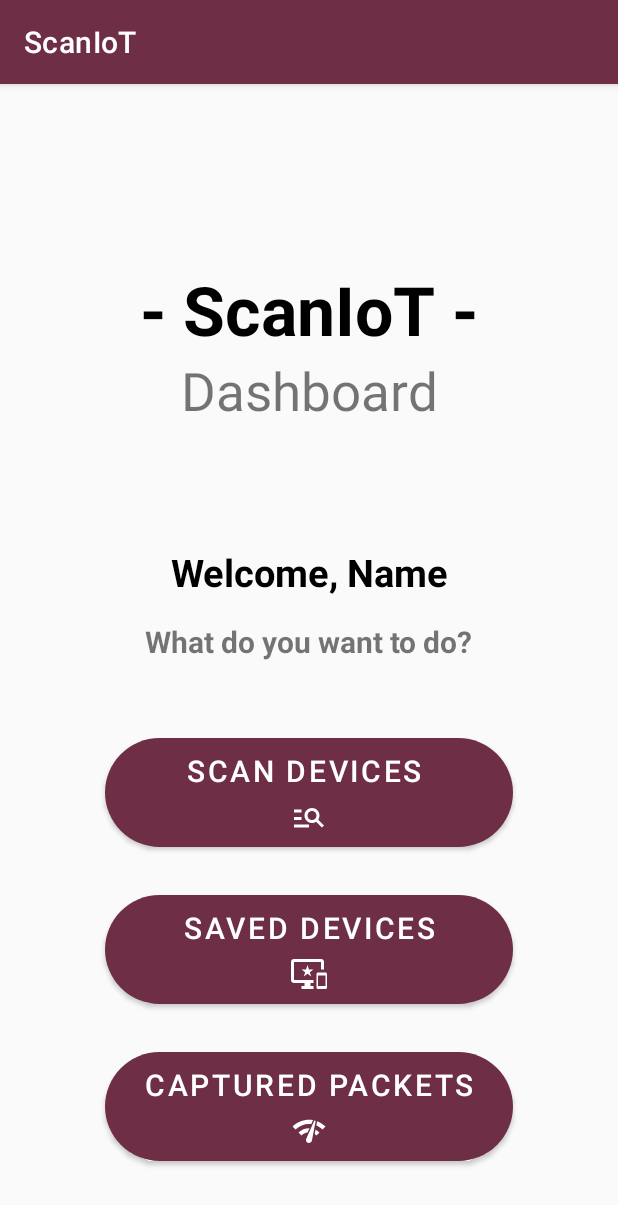
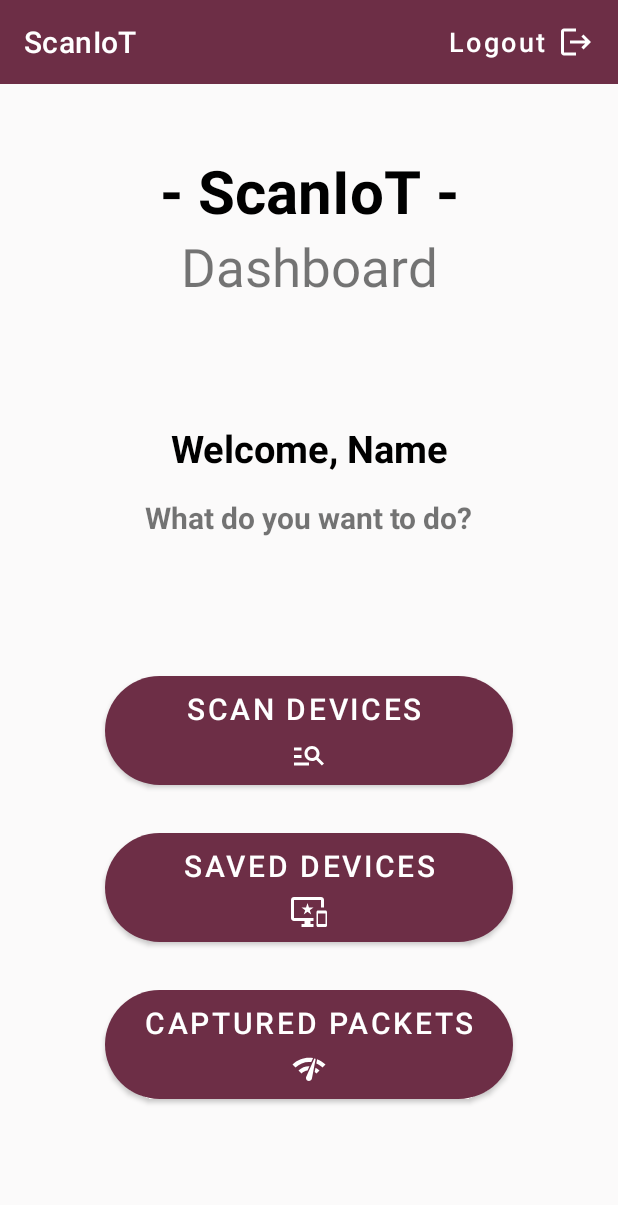
Before and after one commit to brendaschussler/scan_iot_android, an Android app: the screen it shows after launch once a user with an empty profile is signed in (DashboardScreenActivity), on a phone screen of 412 x 824 dp. Shown: the top 1205 px of the screen. Run offline under Robolectric (Android 15) with nearby library versions, the phone set to English and light mode, and no system bars; our stand-ins replace Firebase (no records; nobody signed in at launch, a user with empty details on screens opened directly).

Commit message:
implemented logout logic and toolbar

```diff
--- a/app/src/main/java/com/example/scaniot/DashboardScreenActivity.kt
+++ b/app/src/main/java/com/example/scaniot/DashboardScreenActivity.kt
@@ -1,11 +1,18 @@
 package com.example.scaniot
 
+import android.app.AlertDialog
+import android.content.Intent
 import android.os.Bundle
+import android.view.Menu
+import android.view.MenuInflater
+import android.view.MenuItem
 import androidx.activity.enableEdgeToEdge
 import androidx.appcompat.app.AppCompatActivity
+import androidx.core.view.MenuProvider
 import androidx.core.view.ViewCompat
 import androidx.core.view.WindowInsetsCompat
 import com.example.scaniot.databinding.ActivityDashboardScreenBinding
+import com.google.firebase.auth.FirebaseAuth
 
 class DashboardScreenActivity : AppCompatActivity() {
 
@@ -13,10 +20,18 @@ class DashboardScreenActivity : AppCompatActivity() {
         ActivityDashboardScreenBinding.inflate( layoutInflater )
     }
 
+    private val firebaseAuth by lazy {
+        FirebaseAuth.getInstance()
+    }
+
+
+
     override fun onCreate(savedInstanceState: Bundle?) {
         super.onCreate(savedInstanceState)
         enableEdgeToEdge()
         setContentView( binding.root )
+
+        initializeToolbar()
 
         ViewCompat.setOnApplyWindowInsetsListener(findViewById(R.id.main)) { v, insets ->
             val systemBars = insets.getInsets(WindowInsetsCompat.Type.systemBars())
@@ -25,4 +40,52 @@ class DashboardScreenActivity : AppCompatActivity() {
         }
     }
 
+    private fun initializeToolbar() {
+        val toolbar = binding.includeToolbarMain.tbMain
+        setSupportActionBar( toolbar )
+        supportActionBar?.apply {
+            title = "ScanIoT"
+        }
+
+        binding.btnLogout.setOnClickListener {
+            logoutUser()
+        }
+
+/*        addMenuProvider(
+            object : MenuProvider {
+                override fun onCreateMenu(menu: Menu, menuInflater: MenuInflater) {
+                    menuInflater.inflate(R.menu.menu_main, menu)
+                }
+
+                override fun onMenuItemSelected(menuItem: MenuItem): Boolean {
+                    when(menuItem.itemId){
+                        R.id.logout_item -> {
+                            logoutUser()
+                        }
+                    }
+                    return true
+                }
+
+            }
+        )*/
+    }
+
+    private fun logoutUser() {
+
+        AlertDialog.Builder(this)
+            .setTitle("Logout")
+            .setMessage("Are you sure you want to log out")
+            .setNegativeButton("Cancel"){dialog, position -> }
+            .setPositiveButton("Yes"){dialog, position ->
+                firebaseAuth.signOut()
+                startActivity(
+                    Intent(applicationContext, LoginActivity::class.java)
+                )
+            }
+            .create()
+            .show()
+
+
+    }
+
 }
--- /dev/null
+++ b/app/src/main/res/drawable/black_logout_24.xml
@@ -0,0 +1,5 @@
+<vector xmlns:android="http://schemas.android.com/apk/res/android" android:autoMirrored="true" android:height="24dp" android:tint="#000000" android:viewportHeight="24" android:viewportWidth="24" android:width="24dp">
+
+    <path android:fillColor="@android:color/white" android:pathData="M17,7l-1.41,1.41L18.17,11H8v2h10.17l-2.58,2.58L17,17l5,-5zM4,5h8V3H4c-1.1,0 -2,0.9 -2,2v14c0,1.1 0.9,2 2,2h8v-2H4V5z"/>
+
+</vector>
--- /dev/null
+++ b/app/src/main/res/drawable/logout_24.xml
@@ -0,0 +1,5 @@
+<vector xmlns:android="http://schemas.android.com/apk/res/android" android:autoMirrored="true" android:height="24dp" android:tint="#FFFFFF" android:viewportHeight="24" android:viewportWidth="24" android:width="24dp">
+
+    <path android:fillColor="@android:color/white" android:pathData="M17,7l-1.41,1.41L18.17,11H8v2h10.17l-2.58,2.58L17,17l5,-5zM4,5h8V3H4c-1.1,0 -2,0.9 -2,2v14c0,1.1 0.9,2 2,2h8v-2H4V5z"/>
+
+</vector>
--- a/app/src/main/res/layout/activity_dashboard_screen.xml
+++ b/app/src/main/res/layout/activity_dashboard_screen.xml
@@ -16,7 +16,7 @@
         app:layout_constraintEnd_toEndOf="parent"
         app:layout_constraintHorizontal_bias="0.5"
         app:layout_constraintStart_toStartOf="parent"
-        app:layout_constraintTop_toBottomOf="@+id/TextScaniot" />
+        app:layout_constraintTop_toBottomOf="@+id/textView2" />
 
     <TextView
         android:id="@+id/textWelcome"
@@ -118,17 +118,41 @@
         app:layout_constraintStart_toStartOf="parent"
         app:layout_constraintTop_toBottomOf="@+id/btnSavedDevices" />
 
-    <TextView
-        android:id="@+id/TextScaniot"
+    <Button
+        android:id="@+id/btnLogout"
         android:layout_width="wrap_content"
         android:layout_height="wrap_content"
-        android:layout_marginTop="120dp"
+        android:layout_marginTop="4dp"
+        android:background="#00FFFFFF"
+        android:drawableEnd="@drawable/logout_24"
+        android:text="Logout"
+        android:textAllCaps="false"
+        android:textSize="18sp"
+        app:layout_constraintEnd_toEndOf="parent"
+        app:layout_constraintTop_toTopOf="parent" />
+
+    <TextView
+        android:id="@+id/textView2"
+        android:layout_width="wrap_content"
+        android:layout_height="wrap_content"
+        android:layout_marginTop="100dp"
         android:text="- ScanIoT -"
         android:textColor="@color/black"
-        android:textSize="45sp"
+        android:textSize="40sp"
         android:textStyle="bold"
         app:layout_constraintEnd_toEndOf="parent"
         app:layout_constraintHorizontal_bias="0.5"
         app:layout_constraintStart_toStartOf="parent"
         app:layout_constraintTop_toTopOf="parent" />
+
+    <include
+        android:id="@+id/includeToolbarMain"
+        layout="@layout/toolbar_main"
+        android:layout_width="0dp"
+        android:layout_height="wrap_content"
+        app:layout_constraintEnd_toEndOf="parent"
+        app:layout_constraintHorizontal_bias="0.5"
+        app:layout_constraintStart_toStartOf="parent"
+        app:layout_constraintTop_toTopOf="parent" />
+
 </androidx.constraintlayout.widget.ConstraintLayout>
--- a/app/src/main/res/layout/activity_login.xml
+++ b/app/src/main/res/layout/activity_login.xml
@@ -16,6 +16,7 @@
         android:layout_marginStart="20dp"
         android:layout_marginTop="28dp"
         android:layout_marginEnd="20dp"
+        app:boxCornerRadiusBottomEnd="50dp"
         app:layout_constraintEnd_toEndOf="parent"
         app:layout_constraintHorizontal_bias="0.5"
         app:layout_constraintStart_toStartOf="parent"
@@ -31,6 +32,7 @@
             android:hint="E-mail"
             android:inputType="text|textEmailAddress"
             android:padding="20dp"
+            android:shadowRadius="20"
             android:textSize="18sp" />
     </com.google.android.material.textfield.TextInputLayout>
 
--- /dev/null
+++ b/app/src/main/res/layout/toolbar_main.xml
@@ -0,0 +1,21 @@
+<?xml version="1.0" encoding="utf-8"?>
+<androidx.constraintlayout.widget.ConstraintLayout xmlns:android="http://schemas.android.com/apk/res/android"
+    xmlns:app="http://schemas.android.com/apk/res-auto"
+    xmlns:tools="http://schemas.android.com/tools"
+    android:layout_width="match_parent"
+    android:layout_height="match_parent">
+
+    <com.google.android.material.appbar.MaterialToolbar
+        android:id="@+id/tbMain"
+        android:layout_width="0dp"
+        android:layout_height="wrap_content"
+        android:background="?attr/colorPrimary"
+        android:minHeight="?attr/actionBarSize"
+        android:theme="?attr/actionBarTheme"
+        app:layout_constraintEnd_toEndOf="parent"
+        app:layout_constraintHorizontal_bias="0.5"
+        app:layout_constraintStart_toStartOf="parent"
+        app:layout_constraintTop_toTopOf="parent"
+        app:subtitleTextColor="@color/white"
+        app:titleTextColor="@color/white" />
+</androidx.constraintlayout.widget.ConstraintLayout>
--- /dev/null
+++ b/app/src/main/res/menu/menu_main.xml
@@ -0,0 +1,11 @@
+<?xml version="1.0" encoding="utf-8"?>
+<menu xmlns:app="http://schemas.android.com/apk/res-auto"
+    xmlns:android="http://schemas.android.com/apk/res/android">
+
+    <item
+        android:id="@+id/logout_item"
+        android:enabled="false"
+        android:icon="@drawable/black_logout_24"
+        android:title="Logout"
+        app:showAsAction="withText" />
+</menu>
--- a/app/src/main/res/values-night/themes.xml
+++ b/app/src/main/res/values-night/themes.xml
@@ -1,6 +1,6 @@
 <resources xmlns:tools="http://schemas.android.com/tools">
     <!-- Base application theme. -->
-    <style name="Base.Theme.ScanIoT" parent="Theme.MaterialComponents.DayNight.DarkActionBar">
+    <style name="Base.Theme.ScanIoT" parent="Theme.MaterialComponents.DayNight.NoActionBar">
         <!-- Customize your dark theme here. -->
         <item name="colorPrimary">@color/primary</item>
         <item name="colorPrimaryVariant">@color/primaryVariant</item>
--- a/app/src/main/res/values/themes.xml
+++ b/app/src/main/res/values/themes.xml
@@ -1,6 +1,6 @@
 <resources xmlns:tools="http://schemas.android.com/tools">
     <!-- Base application theme. -->
-    <style name="Base.Theme.ScanIoT" parent="Theme.MaterialComponents.DayNight.DarkActionBar">
+    <style name="Base.Theme.ScanIoT" parent="Theme.MaterialComponents.DayNight.NoActionBar">
         <!-- Customize your light theme here. -->
         <item name="colorPrimary">@color/primary</item>
         <item name="colorPrimaryVariant">@color/primaryVariant</item>
@@ -12,8 +12,17 @@
 
         <item name="android:statusBarColor">@color/statusBarColor</item>
         <item name="android:windowBackground">@color/background</item>
+        <item name="actionOverflowButtonStyle">
+            @style/ActionOverflowButton
+        </item>
 
     </style>
 
+    <style name="ActionOverflowButton"
+        parent="Widget.AppCompat.ActionButton.Overflow">
+        <item name="tint">@color/white</item>
+    </style>
+
+
     <style name="Theme.ScanIoT" parent="Base.Theme.ScanIoT" />
 </resources>
```
